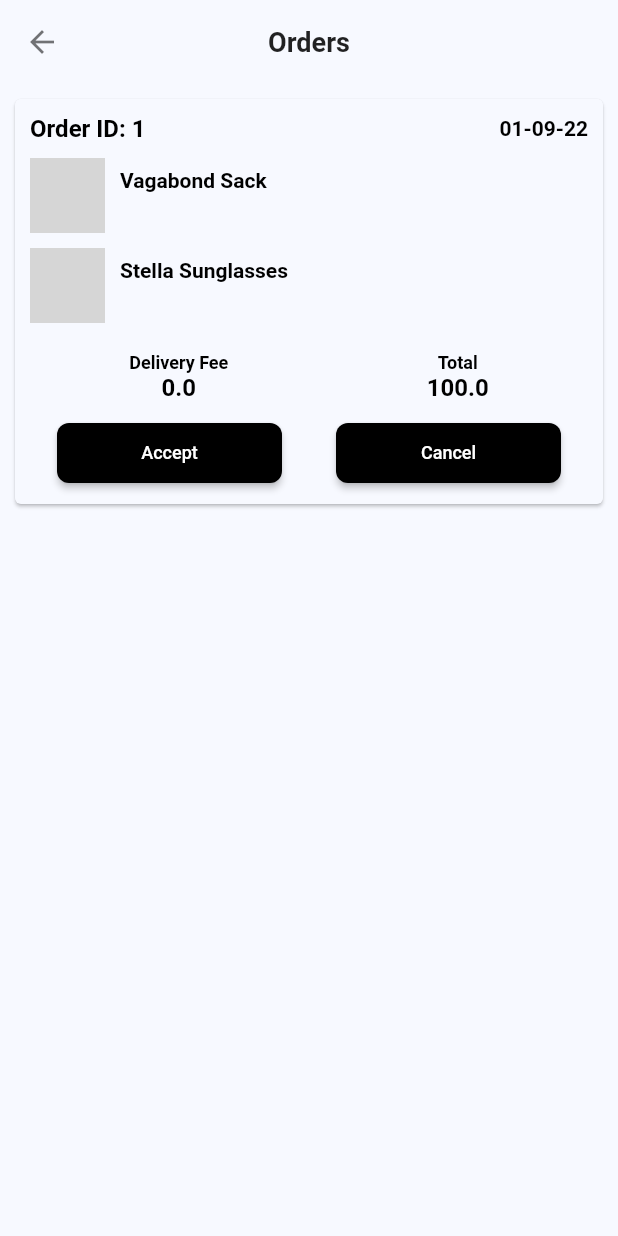
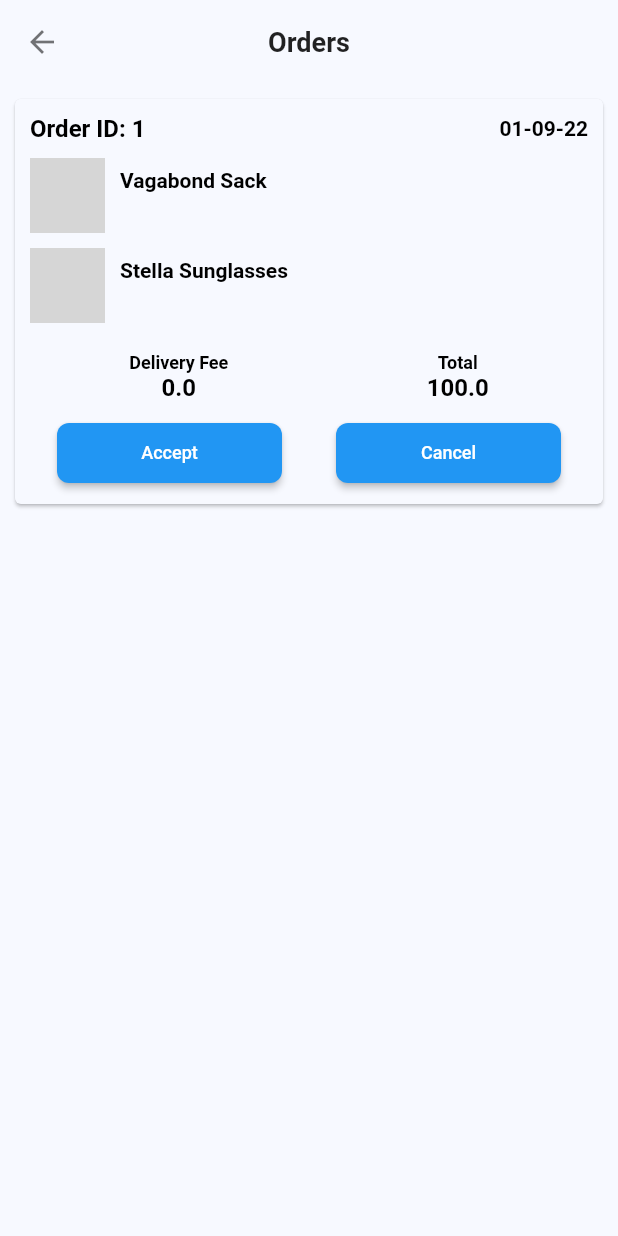
Before and after one commit to ngocnam11/e_shop, a Flutter app: the AdOrderScreen screen opened directly, on a phone screen of 412 x 824 dp. Run offline on Flutter 3.47's test engine with Material 2 defaults, Android fonts, the phone set to English and light mode, and no system bars; our stand-ins replace carousel_slider, cloud_firestore, equatable, firebase_auth, firebase_core, firebase_storage and 3 more; accounts and stored records are empty; network calls fail; project files that could hold a hidden picture were left out; grey boxes are pictures that could not be loaded.

Commit message:
change button color

```diff
--- a/lib/screens/adminPanel/ad_order_screen.dart
+++ b/lib/screens/adminPanel/ad_order_screen.dart
@@ -179,7 +179,7 @@ class OrderCard extends StatelessWidget {
                   ElevatedButton(
                     onPressed: () {},
                     style: ElevatedButton.styleFrom(
-                      primary: Colors.black,
+                      primary: Colors.blue,
                       minimumSize: const Size(150, 40),
                     ),
                     child: const Text(
@@ -192,7 +192,7 @@ class OrderCard extends StatelessWidget {
                   ElevatedButton(
                     onPressed: () {},
                     style: ElevatedButton.styleFrom(
-                      primary: Colors.black,
+                      primary: Colors.blue,
                       minimumSize: const Size(150, 40),
                     ),
                     child: const Text(
```
